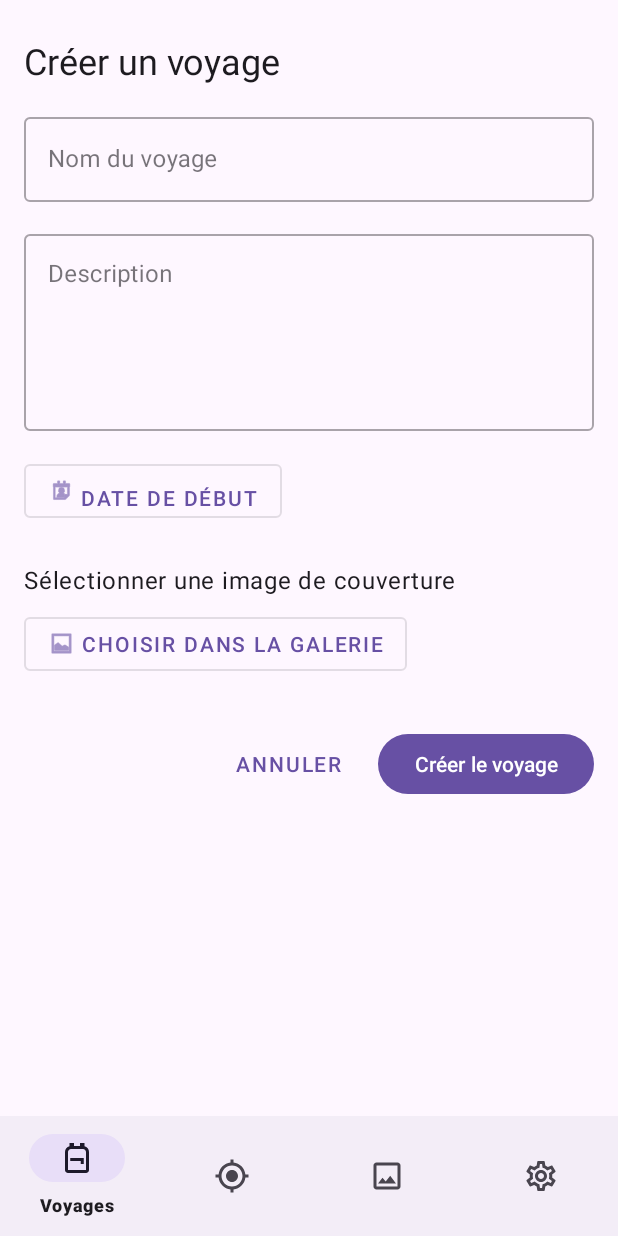
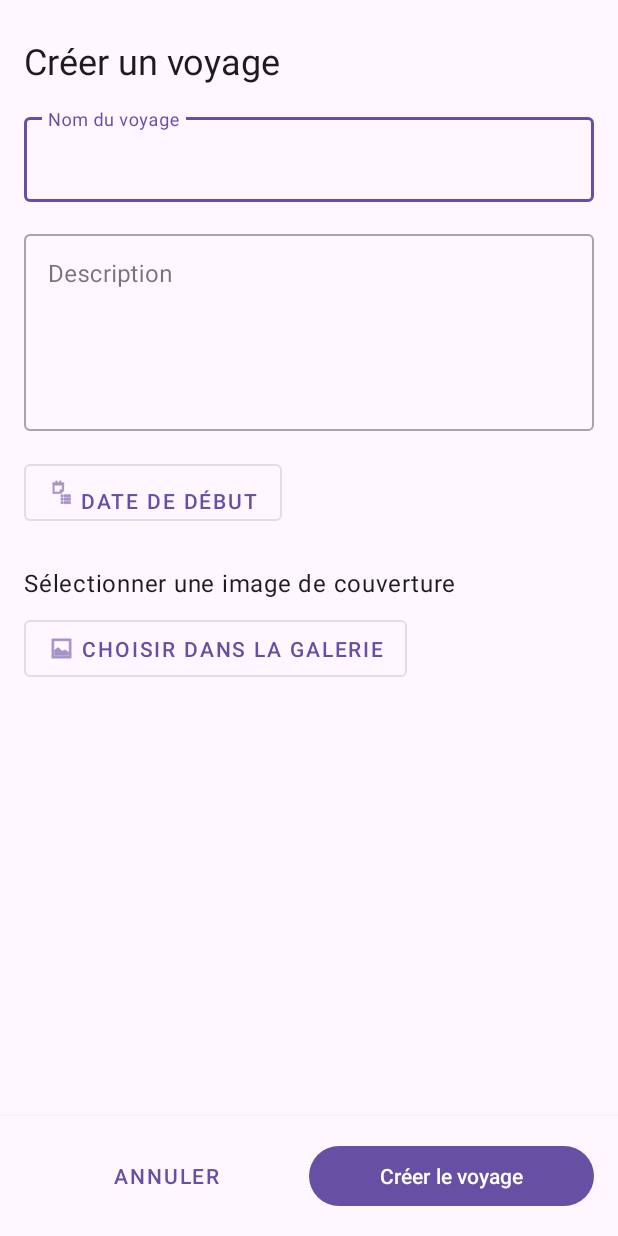
Before and after one commit to mrsolarius/backpacking-app, an Android app: the MainActivity screen opened directly, with no data from a screen before it, after a tap on "Crée votre voyage", on a phone screen of 412 x 824 dp. Run offline under Robolectric (Android 15) with nearby library versions, the phone set to English and light mode, and no system bars; our stand-ins replace Room's generated code, navigation-ui; pictures from the network do not load.

Commit message:
feat(app): Implémentation de la création de voyages avec image de couverture
- Ajout d'une nouvelle activité dédiée à la création de voyages (CreateTravelActivity)
- Le fragment de création de voyage (CreateTravelFragment) est maintenant hébergé dans cette activité
- Mise à jour de la navigation pour lancer CreateTravelActivity au lieu de naviguer vers un fragment
- Implémentation de la logique de création de voyage dans TravelViewModel, permettant de gérer l'upload d'une image de couverture et la création du voyage
- Ajout d'une nouvelle méthode dans TravelRepository pour créer un voyage avec image de couverture
- Création d'un PictureRepository pour gérer les opérations liées aux images, notamment l'upload et la définition de l'image de couverture d'un voyage
- Modification de l'API pour permettre l'upload d'images et la définition d'une image comme couverture d'un voyage
- Mise à jour de la base de données locale pour stocker les informations sur les images et l'association entre voyages et images de couverture
- Ajout d'un bouton "Créer un voyage" dans le fragment TravelsFragment pour lancer CreateTravelActivity
- Mise à jour de la liste des voyages dans TravelsFragment après la création d'un nouveau voyage
- Diverses améliorations de l'UI et corrections mineures

```diff
--- a/app/build.gradle.kts
+++ b/app/build.gradle.kts
@@ -55,6 +55,7 @@
     //Retrofit
     implementation(libs.squareup.retrofit2)
     implementation(libs.squareup.retrofit2.converter.gson)
+    implementation(libs.squareup.retrofit2.converter.scalars)
     //OkHttp
     implementation(libs.squareup.okhttp3)
     // OkHttp Logging Interceptor
--- a/app/src/main/AndroidManifest.xml
+++ b/app/src/main/AndroidManifest.xml
@@ -28,6 +28,11 @@
             </intent-filter>
         </activity>
 
+        <activity
+            android:name=".view.CreateTravelActivity"
+            android:exported="false"
+            android:label="@string/create_travel_title"
+            android:windowSoftInputMode="adjustResize"  />
         <service
             android:name=".locations.LocationService"
             android:foregroundServiceType="location"/>
--- a/app/src/main/java/fr/louisvolat/api/ApiClient.kt
+++ b/app/src/main/java/fr/louisvolat/api/ApiClient.kt
@@ -20,6 +20,7 @@
 import retrofit2.Response
 import retrofit2.Retrofit
 import retrofit2.converter.gson.GsonConverterFactory
+import retrofit2.converter.scalars.ScalarsConverterFactory
 import java.util.concurrent.TimeUnit
 
 
@@ -40,7 +41,7 @@
 
     val context: Context = context.applicationContext
     private val prefs: SharedPreferences = PreferenceManager.getDefaultSharedPreferences(context)
-    private val gson = GsonBuilder().setDateFormat("yyyy-MM-dd'T'HH:mm:ss.SSSZ").create()
+    private val gson = GsonBuilder().setDateFormat("yyyy-MM-dd'T'HH:mm:ss.SSSZ").setLenient().create()
 
     // Gestionnaire sécurisé des tokens
     private val tokenManager = SecureTokenManager.getInstance(context)
@@ -111,6 +112,7 @@
             .baseUrl(getBaseUrl())
             .client(createAuthenticatedHttpClient())
             .addConverterFactory(GsonConverterFactory.create(gson))
+            .addConverterFactory(ScalarsConverterFactory.create())
             .build()
     }
 
--- a/app/src/main/java/fr/louisvolat/database/dao/TravelDao.kt
+++ b/app/src/main/java/fr/louisvolat/database/dao/TravelDao.kt
@@ -5,6 +5,7 @@
 import androidx.room.OnConflictStrategy
 import androidx.room.Query
 import androidx.room.Transaction
+import androidx.room.Update
 import fr.louisvolat.database.entity.Travel
 import fr.louisvolat.database.entity.TravelWithCoverPicture
 import kotlinx.coroutines.flow.Flow
@@ -17,6 +18,9 @@
     @Insert(onConflict = OnConflictStrategy.REPLACE)
     suspend fun insert(travel: Travel)
 
+    @Update
+    suspend fun update(travel: Travel)
+
     @Query("SELECT * FROM travels WHERE id = :id")
     suspend fun getById(id: Long): Travel?
 
--- /dev/null
+++ b/app/src/main/java/fr/louisvolat/view/CreateTravelActivity.kt
@@ -0,0 +1,42 @@
+package fr.louisvolat.view
+
+import android.os.Build
+import android.os.Bundle
+import android.transition.ChangeBounds
+import android.transition.Explode
+import android.view.MenuItem
+import android.view.Window
+import androidx.appcompat.app.AppCompatActivity
+import fr.louisvolat.R
+import fr.louisvolat.databinding.ActivityCreateTravelBinding
+
+class CreateTravelActivity : AppCompatActivity() {
+
+    private lateinit var binding: ActivityCreateTravelBinding
+
+    override fun onCreate(savedInstanceState: Bundle?) {
+        super.onCreate(savedInstanceState)
+        binding = ActivityCreateTravelBinding.inflate(layoutInflater)
+        setContentView(binding.root)
+
+        // Configurer la barre d'action avec une flèche de retour
+        supportActionBar?.setDisplayHomeAsUpEnabled(true)
+        supportActionBar?.title = getString(R.string.create_travel_title)
+
+        // Ajouter le fragment au conteneur si c'est la première création
+        if (savedInstanceState == null) {
+            supportFragmentManager.beginTransaction()
+                .replace(R.id.container, CreateTravelFragment())
+                .commit()
+        }
+    }
+
+    override fun onOptionsItemSelected(item: MenuItem): Boolean {
+        // Gérer le clic sur la flèche de retour
+        if (item.itemId == android.R.id.home) {
+            finish()
+            return true
+        }
+        return super.onOptionsItemSelected(item)
+    }
+}
--- a/app/src/main/java/fr/louisvolat/view/MainActivity.kt
+++ b/app/src/main/java/fr/louisvolat/view/MainActivity.kt
@@ -1,7 +1,10 @@
 package fr.louisvolat.view
 
+import android.content.Intent
 import android.os.Bundle
+import androidx.activity.result.contract.ActivityResultContracts
 import androidx.appcompat.app.AppCompatActivity
+import androidx.core.app.ActivityOptionsCompat
 import androidx.navigation.NavController
 import androidx.navigation.fragment.NavHostFragment
 import androidx.navigation.ui.NavigationUI
@@ -11,9 +14,23 @@
 
 class MainActivity : AppCompatActivity() {
 
-
     private lateinit var binding: ActivityMainBinding
     private lateinit var navController: NavController
+
+    // Définir le launcher pour détecter la création d'un voyage
+    private val createTravelLauncher = registerForActivityResult(
+        ActivityResultContracts.StartActivityForResult()
+    ) { result ->
+        if (result.resultCode == RESULT_OK) {
+            // Rafraîchir les données si nécessaire
+            // Vous pourriez avoir besoin de communiquer avec le fragment actif
+            val navHostFragment = supportFragmentManager.findFragmentById(R.id.nav_host_fragment) as NavHostFragment
+            val currentFragment = navHostFragment.childFragmentManager.fragments[0]
+            if (currentFragment is TravelsFragment) {
+                currentFragment.refreshData()
+            }
+        }
+    }
 
     override fun onCreate(savedInstanceState: Bundle?) {
         super.onCreate(savedInstanceState)
@@ -32,16 +49,21 @@
 
     private fun setupFab() {
         binding.fab.setOnClickListener {
-            // Utiliser NavController pour naviguer vers CreateTravelFragment
-            navController.navigate(R.id.action_travels_to_createTravel)
+            // Lancer la nouvelle Activity au lieu d'utiliser NavController
+            launchCreateTravelActivity()
         }
 
-        navController.addOnDestinationChangedListener { _, destination, _ ->
-            when (destination.id) {
-                R.id.createTravelFragment -> binding.fab.hide()
-                else -> binding.fab.show()
-            }
+        navController.addOnDestinationChangedListener { _, _, _ ->
+            // Vous pouvez supprimer la référence à createTravelFragment
+            // puisqu'il sera dans une Activity séparée maintenant
+            binding.fab.show()
         }
+    }
+
+    // Nouvelle méthode pour lancer l'activity de création
+    private fun launchCreateTravelActivity() {
+        val intent = Intent(this, CreateTravelActivity::class.java)
+        createTravelLauncher.launch(intent)
     }
 
     private fun setupNavigation() {
--- a/app/src/main/java/fr/louisvolat/view/TravelsFragment.kt
+++ b/app/src/main/java/fr/louisvolat/view/TravelsFragment.kt
@@ -13,6 +13,7 @@
 import androidx.recyclerview.widget.LinearLayoutManager
 import androidx.swiperefreshlayout.widget.SwipeRefreshLayout
 import fr.louisvolat.api.ApiClient
+import fr.louisvolat.data.repository.PictureRepository
 import fr.louisvolat.data.repository.TravelRepository
 import fr.louisvolat.data.viewmodel.TravelViewModel
 import fr.louisvolat.data.viewmodel.TravelViewModelFactory
@@ -30,11 +31,16 @@
 
     private val viewModel: TravelViewModel by viewModels {
         val database = BackpakingLocalDataBase.getDatabase(requireContext())
+        val pictureRepository = PictureRepository(
+            database.pictureDao(),
+            ApiClient.getInstance(requireContext()),
+        )
         TravelViewModelFactory(
             TravelRepository(
                 database.travelDao(),
                 database.pictureDao(),
-                ApiClient.getInstance(requireContext())
+                ApiClient.getInstance(requireContext()),
+                pictureRepository
             )
         )
     }
@@ -79,7 +85,7 @@
         }
     }
 
-    private fun refreshData() {
+    fun refreshData() {
         swipeRefreshLayout.isRefreshing = true
         viewLifecycleOwner.lifecycleScope.launch {
             try {
--- /dev/null
+++ b/app/src/main/res/layout/activity_create_travel.xml
@@ -0,0 +1,7 @@
+<?xml version="1.0" encoding="utf-8"?>
+<FrameLayout xmlns:android="http://schemas.android.com/apk/res/android"
+    xmlns:tools="http://schemas.android.com/tools"
+    android:id="@+id/container"
+    android:layout_width="match_parent"
+    android:layout_height="match_parent"
+    tools:context=".view.CreateTravelActivity" />
--- a/app/src/main/res/layout/fragment_create_travel.xml
+++ b/app/src/main/res/layout/fragment_create_travel.xml
@@ -1,9 +1,15 @@
 <?xml version="1.0" encoding="utf-8"?>
-<androidx.core.widget.NestedScrollView xmlns:android="http://schemas.android.com/apk/res/android"
+<LinearLayout xmlns:android="http://schemas.android.com/apk/res/android"
     xmlns:app="http://schemas.android.com/apk/res-auto"
     xmlns:tools="http://schemas.android.com/tools"
     android:layout_width="match_parent"
     android:layout_height="match_parent"
+    android:orientation="vertical">
+
+    <androidx.core.widget.NestedScrollView
+        android:layout_width="match_parent"
+        android:layout_height="0dp"
+        android:layout_weight="1"
         android:fillViewport="true">
 
         <androidx.constraintlayout.widget.ConstraintLayout
@@ -11,13 +17,24 @@
             android:layout_height="wrap_content"
             android:padding="16dp">
 
+            <ProgressBar
+                android:id="@+id/progressBar"
+                android:layout_width="wrap_content"
+                android:layout_height="wrap_content"
+                android:visibility="gone"
+                app:layout_constraintBottom_toBottomOf="parent"
+                app:layout_constraintEnd_toEndOf="parent"
+                app:layout_constraintStart_toStartOf="parent"
+                app:layout_constraintTop_toTopOf="parent"
+                tools:visibility="visible" />
+
             <TextView
                 android:id="@+id/tv_title"
                 android:layout_width="wrap_content"
                 android:layout_height="wrap_content"
+                android:layout_marginTop="8dp"
                 android:text="@string/travel_create_title"
                 android:textAppearance="@style/TextAppearance.MaterialComponents.Headline5"
-            android:layout_marginTop="8dp"
                 app:layout_constraintStart_toStartOf="parent"
                 app:layout_constraintTop_toTopOf="parent" />
 
@@ -37,6 +54,7 @@
                     android:layout_height="wrap_content"
                     android:inputType="text"
                     android:maxLength="255" />
+
             </com.google.android.material.textfield.TextInputLayout>
 
             <com.google.android.material.textfield.TextInputLayout
@@ -63,11 +81,11 @@
                 android:id="@+id/btn_select_date"
                 style="@style/Widget.MaterialComponents.Button.OutlinedButton"
                 android:layout_width="wrap_content"
-            android:layout_height="wrap_content"
+                android:layout_height="@dimen/btn_height"
                 android:layout_marginTop="16dp"
                 android:gravity="bottom"
                 android:text="@string/travel_start_date"
-            app:icon="@android:drawable/ic_menu_my_calendar"
+                app:icon="@android:drawable/ic_menu_agenda"
                 app:layout_constraintStart_toStartOf="parent"
                 app:layout_constraintTop_toBottomOf="@id/til_travel_description" />
 
@@ -99,7 +117,7 @@
                 android:id="@+id/btn_select_cover_picture"
                 style="@style/Widget.MaterialComponents.Button.OutlinedButton"
                 android:layout_width="wrap_content"
-            android:layout_height="wrap_content"
+                android:layout_height="@dimen/btn_height"
                 android:layout_marginTop="8dp"
                 android:text="@string/choose_from_gallery"
                 app:icon="@android:drawable/ic_menu_gallery"
@@ -124,11 +142,9 @@
                 style="?android:attr/progressBarStyleHorizontal"
                 android:layout_width="0dp"
                 android:layout_height="wrap_content"
-            android:layout_marginTop="16dp"
                 android:visibility="gone"
-            app:layout_constraintEnd_toEndOf="parent"
-            app:layout_constraintStart_toStartOf="parent"
-            app:layout_constraintTop_toBottomOf="@id/iv_cover_picture"
+                tools:layout_editor_absoluteX="347dp"
+                tools:layout_editor_absoluteY="699dp"
                 tools:progress="75"
                 tools:visibility="visible" />
 
@@ -145,36 +161,31 @@
                 app:layout_constraintTop_toBottomOf="@id/upload_progress_bar"
                 tools:visibility="visible" />
 
-        <Button
-            android:id="@+id/btn_create_travel"
-            android:layout_width="wrap_content"
+        </androidx.constraintlayout.widget.ConstraintLayout>
+    </androidx.core.widget.NestedScrollView>
+
+    <LinearLayout
+        android:layout_width="match_parent"
         android:layout_height="wrap_content"
-            android:layout_marginTop="32dp"
-            android:text="@string/create_travel"
-            app:layout_constraintEnd_toEndOf="parent"
-            app:layout_constraintTop_toBottomOf="@id/processing_progress_bar" />
+        android:background="?android:attr/colorBackground"
+        android:elevation="4dp"
+        android:orientation="horizontal"
+        android:padding="16dp">
 
         <Button
             android:id="@+id/btn_cancel"
             style="@style/Widget.MaterialComponents.Button.TextButton"
-            android:layout_width="wrap_content"
+            android:layout_width="0dp"
             android:layout_height="wrap_content"
-            android:layout_marginTop="32dp"
-            android:layout_marginEnd="16dp"
-            android:text="@string/cancel"
-            app:layout_constraintEnd_toStartOf="@id/btn_create_travel"
-            app:layout_constraintTop_toBottomOf="@id/processing_progress_bar" />
+            android:layout_weight="1"
+            android:text="@string/cancel" />
 
-        <ProgressBar
-            android:id="@+id/progressBar"
-            android:layout_width="wrap_content"
+        <Button
+            android:id="@+id/btn_create_travel"
+            android:layout_width="0dp"
             android:layout_height="wrap_content"
-            android:layout_marginTop="16dp"
-            android:visibility="gone"
-            app:layout_constraintEnd_toEndOf="parent"
-            app:layout_constraintStart_toStartOf="parent"
-            app:layout_constraintTop_toBottomOf="@id/btn_create_travel"
-            tools:visibility="visible" />
+            android:layout_weight="1"
+            android:text="@string/create_travel" />
 
-    </androidx.constraintlayout.widget.ConstraintLayout>
-</androidx.core.widget.NestedScrollView>
+    </LinearLayout>
+</LinearLayout>
--- a/app/src/main/res/navigation/nav_graph.xml
+++ b/app/src/main/res/navigation/nav_graph.xml
@@ -9,15 +9,7 @@
         android:id="@+id/travelsFragment"
         android:name="fr.louisvolat.view.TravelsFragment"
         android:label="Voyages"
-        tools:layout="@layout/fragment_travels">
-        <action
-            android:id="@+id/action_travels_to_createTravel"
-            app:destination="@id/createTravelFragment"
-            app:enterAnim="@anim/nav_default_enter_anim"
-            app:exitAnim="@anim/nav_default_exit_anim"
-            app:popEnterAnim="@anim/nav_default_pop_enter_anim"
-            app:popExitAnim="@anim/nav_default_pop_exit_anim" />
-    </fragment>
+        tools:layout="@layout/fragment_travels"/>
 
     <fragment
         android:id="@+id/trackerFragment"
@@ -37,13 +29,4 @@
         android:label="Paramètres"
         tools:layout="@layout/fragment_settings_dialog" />
 
-    <fragment
-        android:id="@+id/createTravelFragment"
-        android:name="fr.louisvolat.view.CreateTravelFragment"
-        android:label="Créer un voyage"
-        tools:layout="@layout/fragment_create_travel">
-        <action
-            android:id="@+id/action_createTravel_to_travels"
-            app:destination="@id/travelsFragment" />
-    </fragment>
 </navigation>
--- a/app/src/main/res/values/dimens.xml
+++ b/app/src/main/res/values/dimens.xml
@@ -1,3 +1,4 @@
 <resources>
     <dimen name="fab_margin">16dp</dimen>
+    <dimen name="btn_height">50dp</dimen>
 </resources>
--- a/app/src/main/res/values/strings.xml
+++ b/app/src/main/res/values/strings.xml
@@ -67,4 +67,5 @@
     <string name="uploading_image">Upload de l\'image en cours…</string>
     <string name="processing_image">Traitement de l\'image…</string>
     <string name="fab_create_travel">Crée votre voyage</string>
+    <string name="create_travel_title">Créer votre voyage</string>
 </resources>
--- a/gradle/libs.versions.toml
+++ b/gradle/libs.versions.toml
@@ -45,6 +45,7 @@
 jetbrains-kotlinx-coroutines-core = { group = "org.jetbrains.kotlinx", name = "kotlinx-coroutines-core", version.ref = "coroutines" }
 squareup-retrofit2 = { group = "com.squareup.retrofit2", name = "retrofit", version.ref = "retrofit" }
 squareup-retrofit2-converter-gson = { group = "com.squareup.retrofit2", name = "converter-gson", version.ref = "retrofit" }
+squareup-retrofit2-converter-scalars = { group = "com.squareup.retrofit2", name = "converter-scalars", version.ref = "retrofit" }
 squareup-okhttp3 = { group = "com.squareup.okhttp3", name = "okhttp", version.ref = "okhttp" }
 squareup-okhttp3-logging = { group = "com.squareup.okhttp3", name = "logging-interceptor", version.ref = "okhttp" }
 androidx-preference-ktx = { group = "androidx.preference", name="preference-ktx", version.ref="preference"}
```
Also changed, not shown: app/src/main/java/fr/louisvolat/data/mapper/PictureMapper.kt (+15 -0 lines), app/src/main/java/fr/louisvolat/data/repository/PictureRepository.kt (added, +79 -0 lines), app/src/main/java/fr/louisvolat/data/repository/TravelRepository.kt (+70 -7 lines), app/src/main/java/fr/louisvolat/data/viewmodel/TravelViewModel.kt (+9 -2 lines), app/src/main/java/fr/louisvolat/view/CreateTravelFragment.kt (+20 -10 lines). Lines whose indentation alone changed are shown as unchanged.
